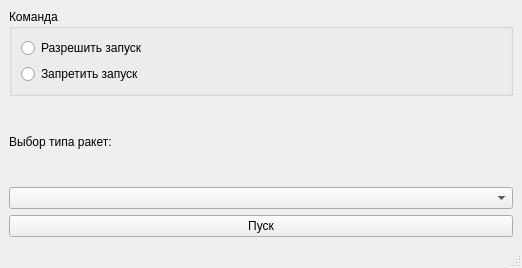
Qt form 8_Modul/L4_Widget/mainwindow.ui (svcool/origin) before a commit.
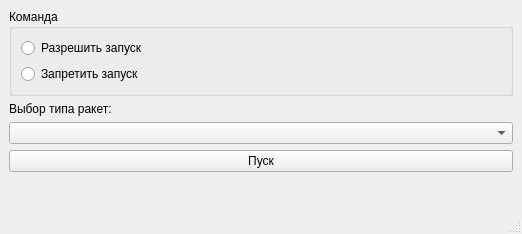
The same form after that commit.

What changed in the file:
```diff
--- a/8_Modul/L4_Widget/mainwindow.ui
+++ b/8_Modul/L4_Widget/mainwindow.ui
@@ -7,13 +7,19 @@
     <x>0</x>
     <y>0</y>
     <width>522</width>
-    <height>268</height>
+    <height>234</height>
    </rect>
   </property>
+  <property name="minimumSize">
+   <size>
+    <width>0</width>
+    <height>234</height>
+   </size>
+  </property>
   <property name="maximumSize">
    <size>
     <width>16777215</width>
-    <height>268</height>
+    <height>234</height>
    </size>
   </property>
   <property name="windowTitle">
@@ -64,6 +70,19 @@
       </property>
      </widget>
     </item>
+    <item>
+     <spacer name="verticalSpacer">
+      <property name="orientation">
+       <enum>Qt::Vertical</enum>
+      </property>
+      <property name="sizeHint" stdset="0">
+       <size>
+        <width>20</width>
+        <height>40</height>
+       </size>
+      </property>
+     </spacer>
+    </item>
    </layout>
   </widget>
   <widget class="QMenuBar" name="menubar">
```
Left out of the diff: 2 changed lines with no effect on the pictures.
